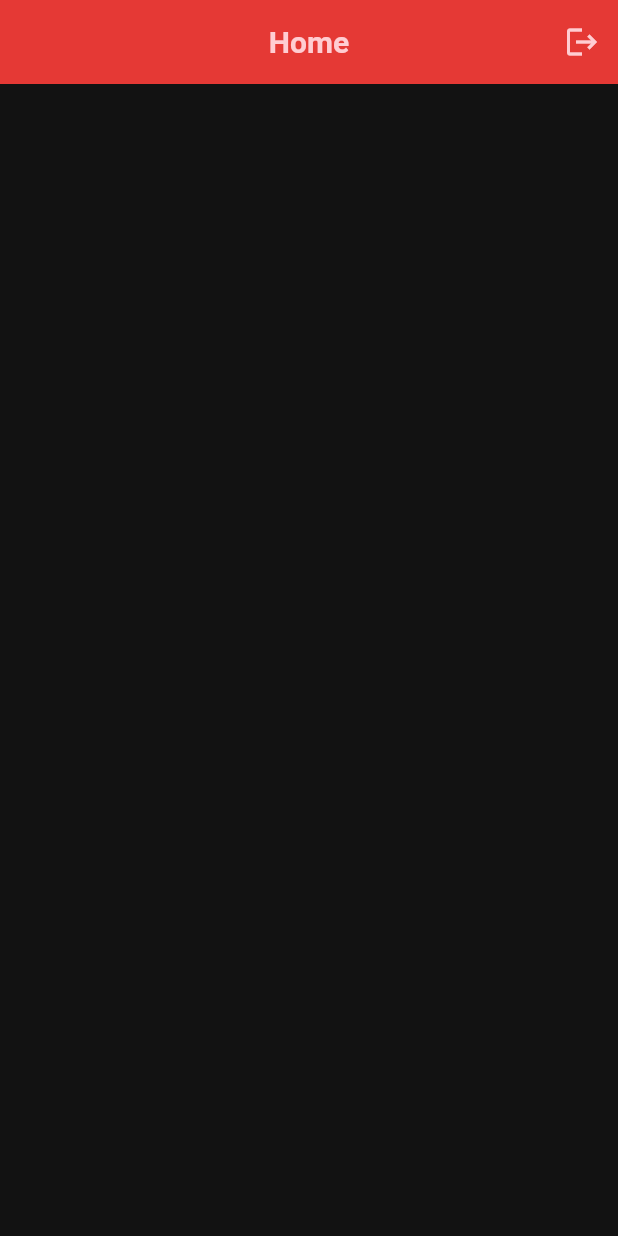
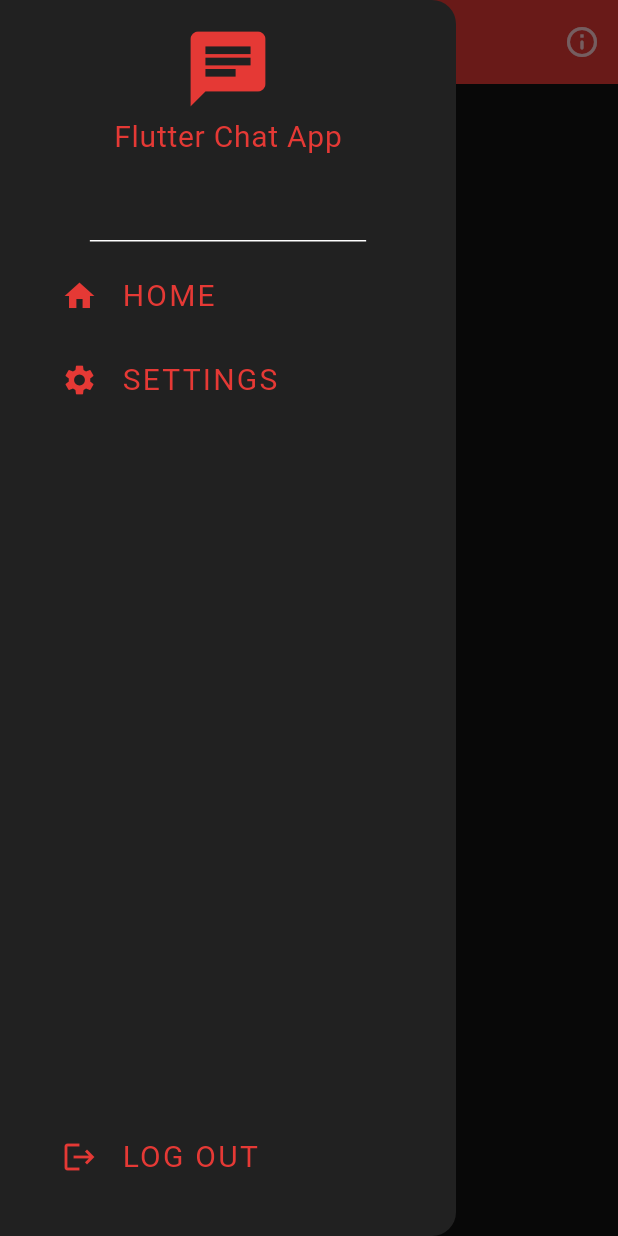
Before and after one commit to harshit-jain52/ChatApp, a Flutter app: the screen it shows once a user with an empty profile is signed in, with the side drawer open (before the commit the screen has no drawer), on a phone screen of 412 x 824 dp. Run offline on Flutter 3.47's test engine with Material 3 defaults, Android fonts, the phone set to English and light mode, and no system bars; our stand-ins replace firebase_auth, firebase_core; accounts and stored records are empty; network calls fail.

```diff
--- a/lib/screens/home.dart
+++ b/lib/screens/home.dart
@@ -1,6 +1,8 @@
 import 'package:chatapp/auth/auth_service.dart';
 import 'package:chatapp/components/title_bar.dart';
+import 'package:chatapp/screens/settings.dart';
 import 'package:flutter/material.dart';
+import 'package:url_launcher/url_launcher.dart';
 
 class Home extends StatelessWidget {
   const Home({super.key});
@@ -10,14 +12,100 @@ class Home extends StatelessWidget {
     authService.signOut();
   }
 
+  void launchURL() async {
+    final Uri url = Uri.parse("https://github.com/harshit-jain52/ChatApp");
+    if (!await launchUrl(url)) {
+      throw Exception('Could not launch $url');
+    }
+  }
+
   @override
   Widget build(BuildContext context) {
     return Scaffold(
-        appBar: TitleBar(header: "Home", actions: [
-      IconButton(
-          onPressed: logout,
-          icon: Icon(Icons.logout,
-              color: Theme.of(context).colorScheme.inversePrimary)),
-    ]));
+      appBar: TitleBar(header: "Home", actions: [
+        IconButton(
+            onPressed: launchURL,
+            icon: Icon(Icons.info_outline_rounded,
+                color: Theme.of(context).colorScheme.inversePrimary)),
+      ]),
+      drawer: Drawer(
+          backgroundColor: Theme.of(context).colorScheme.background,
+          child: Column(
+            mainAxisAlignment: MainAxisAlignment.spaceBetween,
+            children: [
+              Column(
+                children: [
+                  DrawerHeader(
+                    child: Column(
+                      children: [
+                        Icon(
+                          Icons.chat,
+                          size: 60,
+                          color: Theme.of(context).colorScheme.primary,
+                        ),
+                        Text(
+                          "Flutter Chat App",
+                          style: TextStyle(
+                              color: Theme.of(context).colorScheme.primary,
+                              fontSize: 20),
+                        ),
+                      ],
+                    ),
+                  ),
+                  Padding(
+                    padding: const EdgeInsets.only(left: 25.0),
+                    child: ListTile(
+                      title: Text("HOME",
+                          style: TextStyle(
+                            color: Theme.of(context).colorScheme.primary,
+                            fontSize: 20,
+                            letterSpacing: 1.5,
+                          )),
+                      leading: Icon(Icons.home,
+                          color: Theme.of(context).colorScheme.primary),
+                      onTap: () {
+                        Navigator.of(context).pop();
+                      },
+                    ),
+                  ),
+                  Padding(
+                    padding: const EdgeInsets.only(left: 25.0),
+                    child: ListTile(
+                      title: Text("SETTINGS",
+                          style: TextStyle(
+                            color: Theme.of(context).colorScheme.primary,
+                            fontSize: 20,
+                            letterSpacing: 1.5,
+                          )),
+                      leading: Icon(Icons.settings,
+                          color: Theme.of(context).colorScheme.primary),
+                      onTap: () {
+                        Navigator.push(
+                          context,
+                          MaterialPageRoute(
+                              builder: (context) => const Settings()),
+                        );
+                      },
+                    ),
+                  ),
+                ],
+              ),
+              Padding(
+                padding: const EdgeInsets.only(left: 25.0, bottom: 25.0),
+                child: ListTile(
+                  title: Text("LOG OUT",
+                      style: TextStyle(
+                        color: Theme.of(context).colorScheme.primary,
+                        fontSize: 20,
+                        letterSpacing: 1.5,
+                      )),
+                  leading: Icon(Icons.logout,
+                      color: Theme.of(context).colorScheme.primary),
+                  onTap: logout,
+                ),
+              ),
+            ],
+          )),
+    );
   }
 }
--- /dev/null
+++ b/lib/screens/settings.dart
@@ -0,0 +1,13 @@
+import 'package:chatapp/components/title_bar.dart';
+import 'package:flutter/material.dart';
+
+class Settings extends StatelessWidget {
+  const Settings({super.key});
+
+  @override
+  Widget build(BuildContext context) {
+    return const Scaffold(
+      appBar: TitleBar(header: "Settings"),
+    );
+  }
+}
--- a/pubspec.yaml
+++ b/pubspec.yaml
@@ -36,6 +36,7 @@ dependencies:
   cupertino_icons: ^1.0.6
   firebase_core: ^2.30.1
   firebase_auth: ^4.19.4
+  url_launcher: ^6.2.6
 
 dev_dependencies:
   flutter_test:
```
Also changed, not shown: lib/auth/auth_service.dart (+11 -0 lines), lib/screens/register.dart (+25 -3 lines), pubspec.lock, 5 other files.
